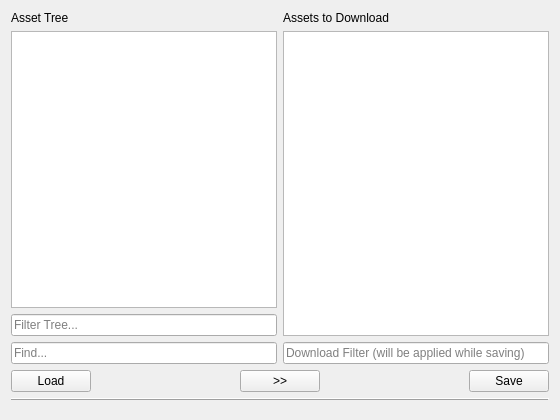
Before: the Qt Designer form mainwindow.ui in KinoMyu/MLTD-Asset-Downloader, drawn with Qt 5.
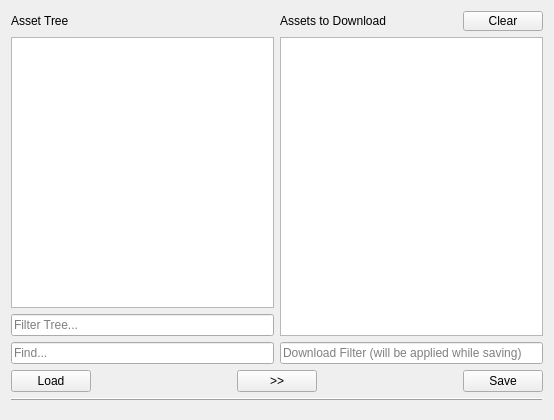
After: the same form once the commit is applied.

Commit message: Add clear downloads button

Diff of the .ui file:
```diff
--- a/mainwindow.ui
+++ b/mainwindow.ui
@@ -6,7 +6,7 @@
    <rect>
     <x>0</x>
     <y>0</y>
-    <width>560</width>
+    <width>554</width>
     <height>420</height>
    </rect>
   </property>
@@ -23,6 +23,8 @@
       <item>
        <layout class="QVBoxLayout" name="verticalLayout_2">
         <item>
+         <layout class="QHBoxLayout" name="horizontalLayout_4">
+          <item>
          <widget class="QLabel" name="label">
           <property name="text">
            <string>Asset Tree</string>
@@ -30,6 +32,21 @@
          </widget>
         </item>
         <item>
+           <spacer name="horizontalSpacer_3">
+            <property name="orientation">
+             <enum>Qt::Horizontal</enum>
+            </property>
+            <property name="sizeHint" stdset="0">
+             <size>
+              <width>40</width>
+              <height>20</height>
+             </size>
+            </property>
+           </spacer>
+          </item>
+         </layout>
+        </item>
+        <item>
          <widget class="QTreeWidget" name="assetTree">
           <property name="selectionMode">
            <enum>QAbstractItemView::ExtendedSelection</enum>
@@ -66,11 +83,53 @@
       <item>
        <layout class="QVBoxLayout" name="verticalLayout_3">
         <item>
+         <layout class="QHBoxLayout" name="horizontalLayout_3">
+          <item>
          <widget class="QLabel" name="label_2">
           <property name="text">
            <string>Assets to Download</string>
           </property>
          </widget>
+          </item>
+          <item>
+           <spacer name="horizontalSpacer_4">
+            <property name="orientation">
+             <enum>Qt::Horizontal</enum>
+            </property>
+            <property name="sizeHint" stdset="0">
+             <size>
+              <width>40</width>
+              <height>20</height>
+             </size>
+            </property>
+           </spacer>
+          </item>
+          <item>
+           <widget class="QPushButton" name="clearButton">
+            <property name="sizePolicy">
+             <sizepolicy hsizetype="Minimum" vsizetype="Minimum">
+              <horstretch>0</horstretch>
+              <verstretch>0</verstretch>
+             </sizepolicy>
+            </property>
+            <property name="minimumSize">
+             <size>
+              <width>0</width>
+              <height>20</height>
+             </size>
+            </property>
+            <property name="maximumSize">
+             <size>
+              <width>16777215</width>
+              <height>20</height>
+             </size>
+            </property>
+            <property name="text">
+             <string>Clear</string>
+            </property>
+           </widget>
+          </item>
+         </layout>
         </item>
         <item>
          <widget class="QListWidget" name="listWidget"/>
```
Lines whose indentation alone changed are shown as unchanged. The commit also changes 3 other files.
